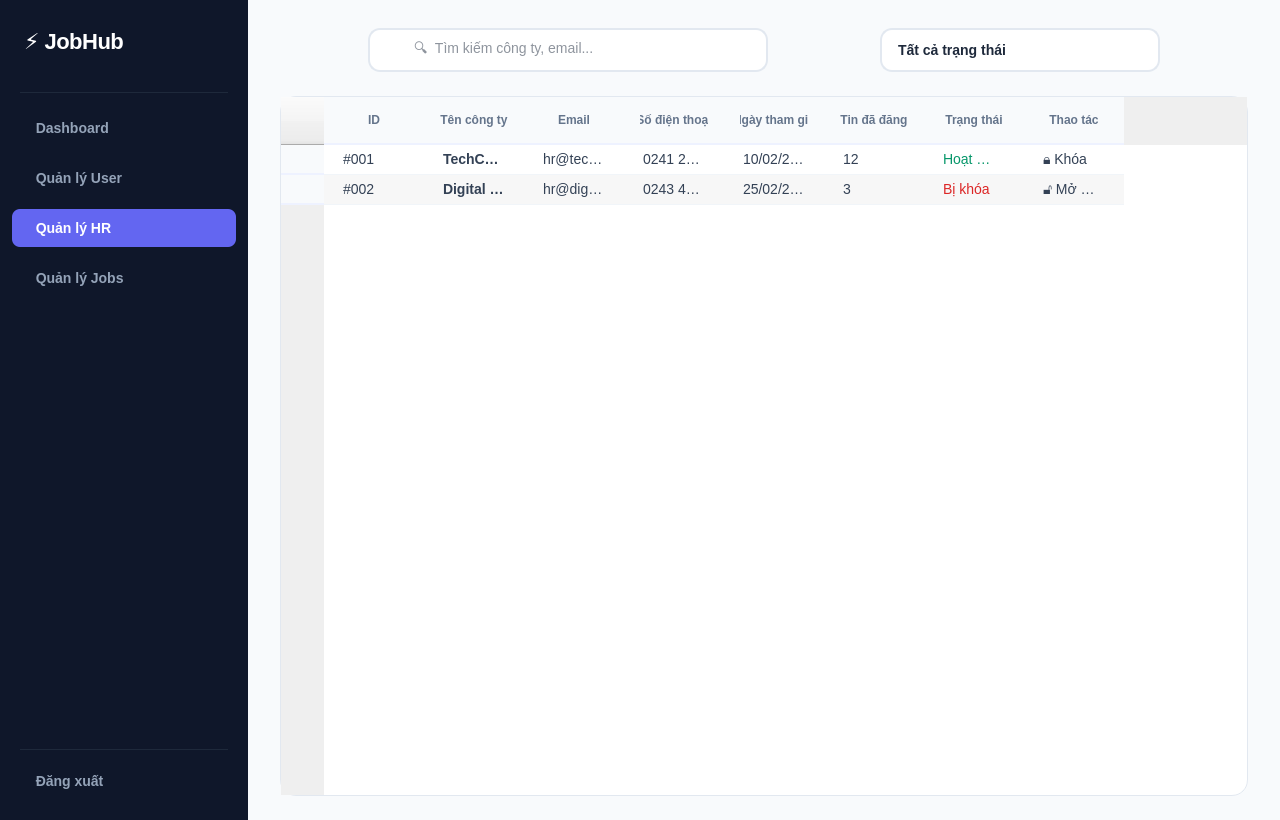
Old version of the form client/resources/ui/QuanLyHR.ui in the repository imaira203/BTLPY_N21_D31.
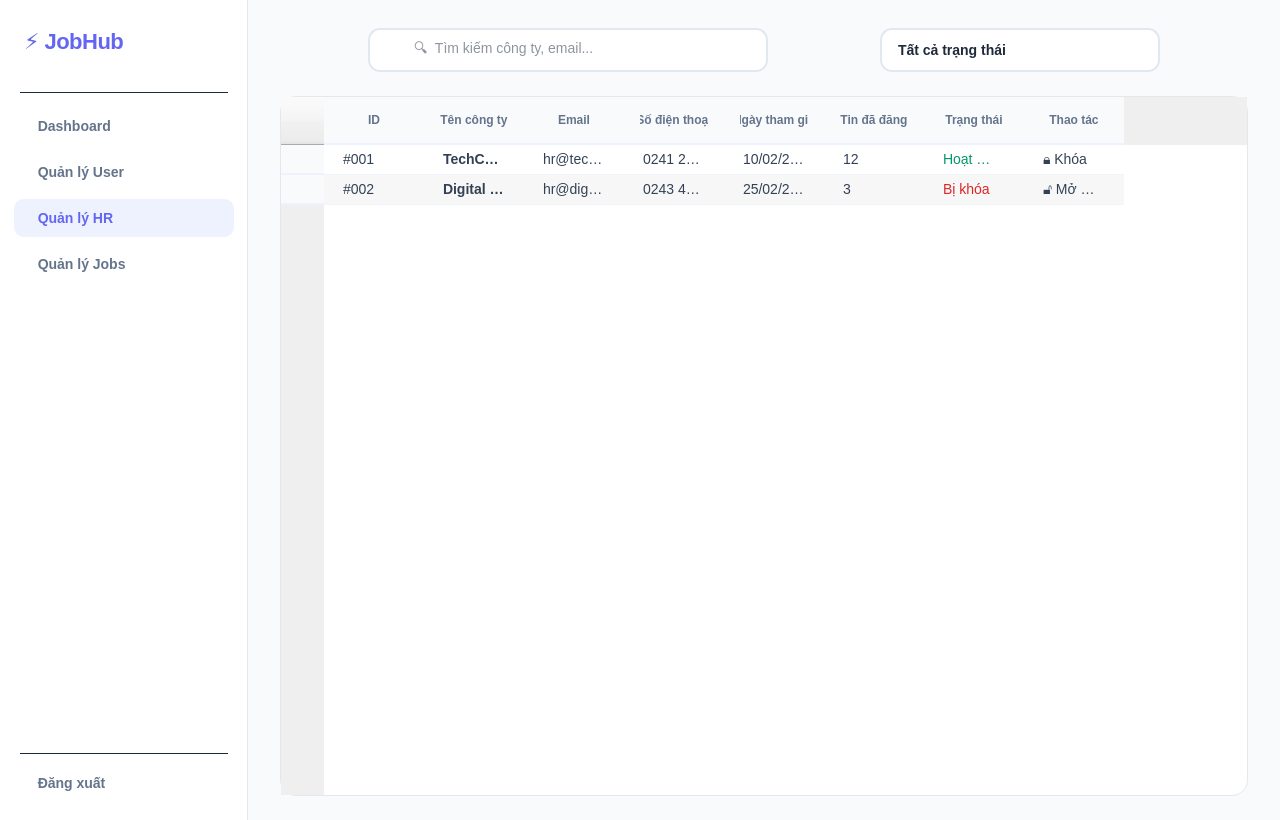
New version of the form.

Diff of the .ui file:
```diff
--- a/client/resources/ui/QuanLyHR.ui
+++ b/client/resources/ui/QuanLyHR.ui
@@ -63,32 +63,32 @@
       </property>
       <property name="styleSheet">
        <string notr="true">
-        QFrame#sidebar { background-color: #0F172A; border: none; }
-        
-        QPushButton {
-            background-color: transparent;
-            color: #94A3B8;
-            border: none;
-            border-radius: 8px;
-            padding: 11px 16px;
-            text-align: left;
-            font-size: 14px;
-            font-weight: 500;
-            margin: 4px 12px;
-        }
-        QPushButton:hover {
-            background-color: #1E293B;
-            color: #F1F5F9;
-        }
-        QPushButton:checked {
-            background-color: #6366F1;
-            color: #FFFFFF;
-            font-weight: 600;
-        }
-        QPushButton#dangXuatButton:hover {
-            background-color: #FEF2F2;
-            color: #EF4444;
-        }
+         QFrame#sidebar { background-color: #FFFFFF; border-right: 1px solid #E5E7EB; }
+         
+         QPushButton {
+             background-color: transparent;
+             color: #64748B;
+             border: none;
+             border-radius: 10px;
+             padding: 11px 16px;
+             text-align: left;
+             font-size: 14px;
+             font-weight: 500;
+             margin: 2px 14px;
+         }
+         QPushButton:hover {
+             background-color: #F1F5F9;
+             color: #111827;
+         }
+         QPushButton:checked {
+             background-color: #EEF2FF;
+             color: #6366F1;
+             font-weight: 600;
+         }
+         QPushButton#dangXuatButton:hover {
+             background-color: #FEF2F2;
+             color: #EF4444;
+         }
        </string>
       </property>
       <layout class="QVBoxLayout" name="sidebarLayout">
@@ -124,7 +124,7 @@
          <item>
           <widget class="QLabel" name="brandLabel">
            <property name="styleSheet">
-            <string notr="true">font-size: 22px; font-weight: 800; color: #FFFFFF; letter-spacing: -0.5px;</string>
+            <string notr="true">font-size: 22px; font-weight: 800; color: #6366F1; letter-spacing: -0.5px;</string>
            </property>
            <property name="text">
             <string>⚡ JobHub</string>
@@ -388,7 +388,7 @@
        <item>
         <widget class="QFrame" name="tableCard">
          <property name="styleSheet">
-          <string notr="true">QFrame#tableCard { background-color: #FFFFFF; border-radius: 16px; border: 1px solid #E2E8F0; }</string>
+           <string notr="true">QFrame#tableCard { background-color: #FFFFFF; border-radius: 16px; border: 1px solid #E5E7EB; }</string>
          </property>
          <layout class="QVBoxLayout" name="tableCardLayout">
           <property name="leftMargin">
```
